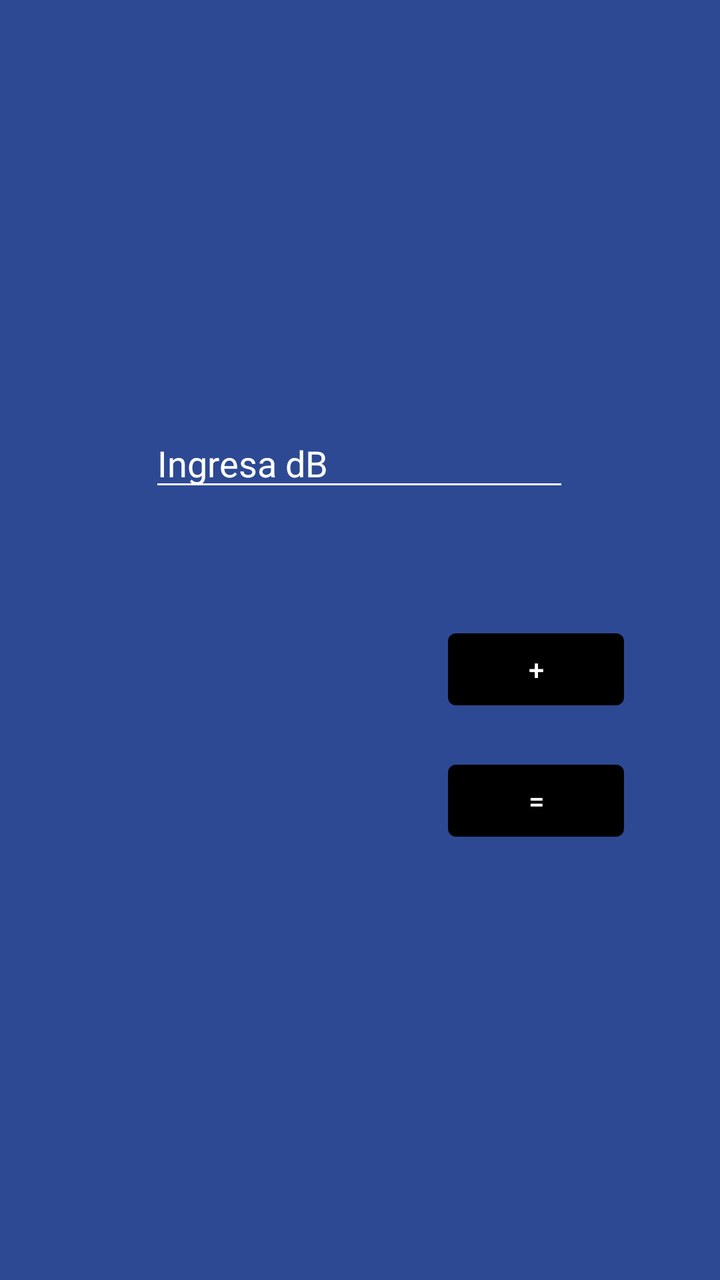
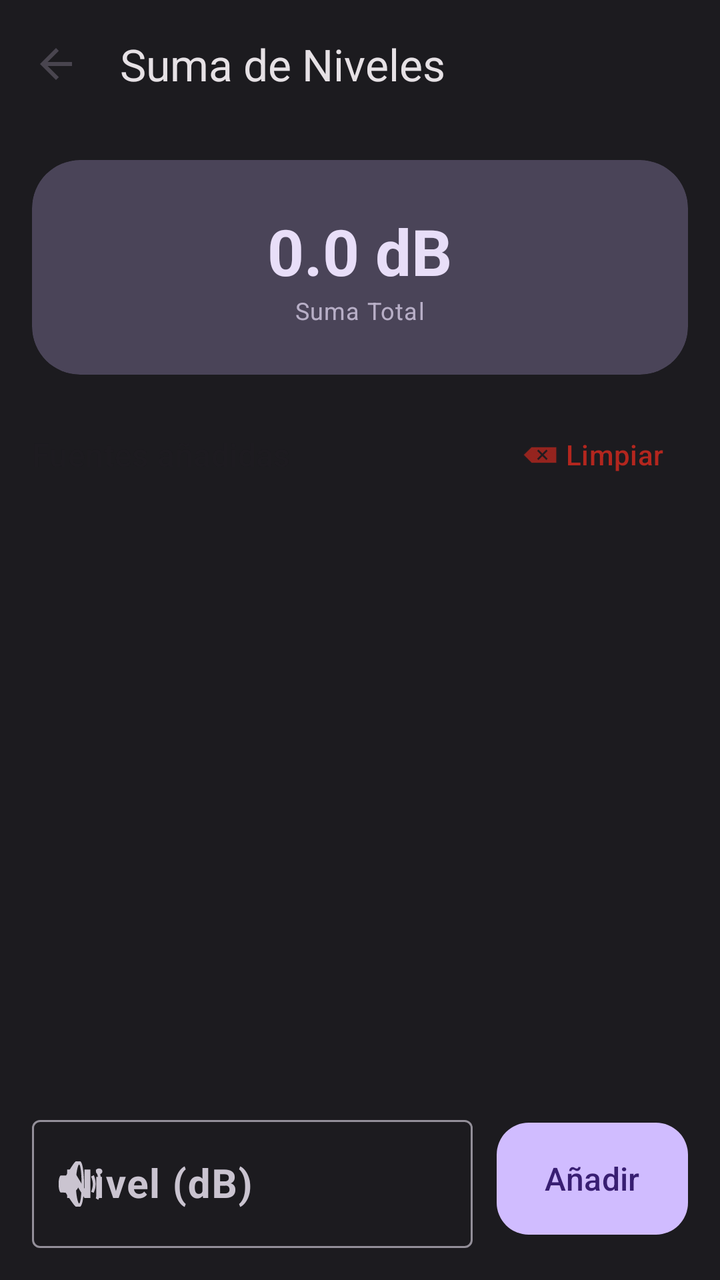

Screens rendered from an Android XML layout before and after an edit, with the pre-edit source and the edit as a unified diff.
<!-- AndroidManifest.xml: application theme Theme.SoundGuyToolkit -->
<!-- res/layout/activity_suma.xml -->
<?xml version="1.0" encoding="utf-8"?>
<androidx.constraintlayout.widget.ConstraintLayout xmlns:android="http://schemas.android.com/apk/res/android"
    xmlns:app="http://schemas.android.com/apk/res-auto"
    xmlns:tools="http://schemas.android.com/tools"
    android:layout_width="match_parent"
    android:layout_height="match_parent"
    android:background="@color/background_todo_app"
    android:onClick="sumaPas"
    tools:context=".SumaActivity">

    <Button
        android:id="@+id/btn_suma"
        android:layout_width="wrap_content"
        android:layout_height="wrap_content"
        android:layout_marginTop="60dp"
        android:onClick="onClickSuma"
        android:text="+"
        app:layout_constraintEnd_toEndOf="parent"
        app:layout_constraintHorizontal_bias="0.823"
        app:layout_constraintStart_toStartOf="parent"
        app:layout_constraintTop_toBottomOf="@+id/etx_insert_db" />

    <EditText
        android:id="@+id/etx_insert_db"
        android:layout_width="wrap_content"
        android:layout_height="wrap_content"
        android:layout_marginTop="48dp"
        android:ems="10"
        android:hint="Ingresa dB"
        android:textColorHint="@color/general_text"
        android:inputType="numberDecimal"
        android:textColor="@color/general_text"
        app:layout_constraintEnd_toEndOf="parent"
        app:layout_constraintHorizontal_bias="0.497"
        app:layout_constraintStart_toStartOf="parent"
        app:layout_constraintTop_toBottomOf="@+id/res_db" />

    <TextView
        android:id="@+id/res_db"
        android:layout_width="wrap_content"
        android:layout_height="wrap_content"
        android:layout_marginTop="116dp"
        android:textSize="34sp"
        android:textColor="@color/general_text"
        app:layout_constraintEnd_toEndOf="parent"
        app:layout_constraintHorizontal_bias="0.498"
        app:layout_constraintStart_toStartOf="parent"
        app:layout_constraintTop_toTopOf="parent" />

    <Button
        android:id="@+id/btn_res"
        android:layout_width="wrap_content"
        android:layout_height="wrap_content"
        android:onClick="onClickIgual"
        android:text="="
        app:layout_constraintBottom_toBottomOf="parent"
        app:layout_constraintEnd_toEndOf="parent"
        app:layout_constraintHorizontal_bias="0.823"
        app:layout_constraintStart_toStartOf="parent"
        app:layout_constraintTop_toBottomOf="@+id/btn_suma"
        app:layout_constraintVertical_bias="0.075" />
</androidx.constraintlayout.widget.ConstraintLayout>
<!-- resources referenced by this layout -->
<resources>
  <color name="background_todo_app">#FF2D4993</color>
  <color name="general_text">#FFFFFFFF</color>
  <style name="Theme.SoundGuyToolkit" parent="Theme.MaterialComponents.DayNight.DarkActionBar">
          <item name="colorPrimaryDark">#000000</item>
          
          <item name="colorPrimary">@color/purple_500</item>
          <item name="colorPrimaryVariant">@color/purple_700</item>
          <item name="colorOnPrimary">@color/white</item>
          
          <item name="colorSecondary">@color/teal_200</item>
          <item name="colorSecondaryVariant">@color/teal_700</item>
          <item name="colorOnSecondary">@color/black</item>
          
          <item name="android:statusBarColor">?attr/colorPrimaryVariant</item>
          
          <item name="android:textColorPrimary">#FFFFFF</item>
          <item name="android:textColorSecondary">#FFFFFF</item>
      </style>
  <color name="purple_500">#000000</color>
  <color name="purple_700">#000000</color>
  <color name="white">#FFFFFFFF</color>
  <color name="teal_200">#FF03DAC5</color>
  <color name="teal_700">#FF018786</color>
  <color name="black">#FF000000</color>
</resources>

<!-- the commit's change to res/layout/activity_suma.xml (unified diff, before → after) -->
@@ -1,62 +1,182 @@
 <?xml version="1.0" encoding="utf-8"?>
-<androidx.constraintlayout.widget.ConstraintLayout xmlns:android="http://schemas.android.com/apk/res/android"
+<androidx.coordinatorlayout.widget.CoordinatorLayout xmlns:android="http://schemas.android.com/apk/res/android"
     xmlns:app="http://schemas.android.com/apk/res-auto"
     xmlns:tools="http://schemas.android.com/tools"
     android:layout_width="match_parent"
     android:layout_height="match_parent"
-    android:background="@color/background_todo_app"
-    android:onClick="sumaPas"
+    android:background="?attr/colorSurface"
     tools:context=".SumaActivity">
 
-    <Button
-        android:id="@+id/btn_suma"
-        android:layout_width="wrap_content"
+    <com.google.android.material.appbar.AppBarLayout
+        android:layout_width="match_parent"
         android:layout_height="wrap_content"
-        android:layout_marginTop="60dp"
-        android:onClick="onClickSuma"
-        android:text="+"
-        app:layout_constraintEnd_toEndOf="parent"
-        app:layout_constraintHorizontal_bias="0.823"
-        app:layout_constraintStart_toStartOf="parent"
-        app:layout_constraintTop_toBottomOf="@+id/etx_insert_db" />
+        android:background="?attr/colorSurface">
 
-    <EditText
-        android:id="@+id/etx_insert_db"
-        android:layout_width="wrap_content"
+        <com.google.android.material.appbar.MaterialToolbar
+            android:id="@+id/toolbar"
+            android:layout_width="match_parent"
+            android:layout_height="?attr/actionBarSize"
+            app:navigationIcon="?attr/homeAsUpIndicator"
+            app:title="Suma de Niveles"
+            app:titleTextColor="?attr/colorOnSurface" />
+
+    </com.google.android.material.appbar.AppBarLayout>
+
+    <androidx.constraintlayout.widget.ConstraintLayout
+        android:layout_width="match_parent"
+        android:layout_height="match_parent"
+        android:padding="16dp"
+        app:layout_behavior="@string/appbar_scrolling_view_behavior">
+
+        <com.google.android.material.card.MaterialCardView
+            android:id="@+id/card_result"
+            style="?attr/materialCardViewFilledStyle"
+            android:layout_width="match_parent"
+            android:layout_height="wrap_content"
+            app:cardBackgroundColor="?attr/colorSecondaryContainer"
+            app:cardCornerRadius="24dp"
+            app:layout_constraintTop_toTopOf="parent">
+
+            <LinearLayout
+                android:layout_width="match_parent"
+                android:layout_height="wrap_content"
+                android:gravity="center"
+                android:orientation="vertical"
+                android:padding="24dp">
+
+                <TextView
+                    android:id="@+id/res_db"
+                    android:layout_width="wrap_content"
+                    android:layout_height="wrap_content"
+                    android:text="0.0 dB"
+                    android:textAppearance="?attr/textAppearanceHeadlineLarge"
+                    android:textColor="?attr/colorOnSecondaryContainer"
+                    android:textStyle="bold" />
+
+                <TextView
+                    android:layout_width="wrap_content"
+                    android:layout_height="wrap_content"
+                    android:text="Suma Total"
+                    android:textAppearance="?attr/textAppearanceBodySmall"
+                    android:textColor="?attr/colorOnSecondaryContainer"
+                    android:alpha="0.7" />
+
+            </LinearLayout>
+
+        </com.google.android.material.card.MaterialCardView>
+
+        <LinearLayout
+            android:id="@+id/ll_header_list"
+            android:layout_width="match_parent"
+            android:layout_height="wrap_content"
+            android:layout_marginTop="16dp"
+            android:gravity="center_vertical"
+            android:orientation="horizontal"
+            app:layout_constraintTop_toBottomOf="@id/card_result">
+
+            <TextView
+                android:layout_width="0dp"
+                android:layout_height="wrap_content"
+                android:layout_weight="1"
+                android:text="Fuentes añadidas"
+                android:textAppearance="?attr/textAppearanceTitleMedium" />
+
+            <com.google.android.material.button.MaterialButton
+                android:id="@+id/btn_clear_all"
+                style="?attr/borderlessButtonStyle"
+                android:layout_width="wrap_content"
+                android:layout_height="wrap_content"
+                android:text="Limpiar"
+                android:textColor="?attr/colorError"
+                app:icon="@android:drawable/ic_input_delete"
+                app:iconTint="?attr/colorError" />
+        </LinearLayout>
+
+        <androidx.recyclerview.widget.RecyclerView
+            android:id="@+id/rv_levels"
+            android:layout_width="match_parent"
+            android:layout_height="0dp"
+            android:layout_marginVertical="8dp"
+            app:layout_constraintBottom_toTopOf="@id/til_db"
+            app:layout_constraintTop_toBottomOf="@id/ll_header_list"
+            tools:listitem="@layout/item_db_level" />
+
+        <com.google.android.material.textfield.TextInputLayout
+            android:id="@+id/til_db"
+            style="@style/Widget.Material3.TextInputLayout.OutlinedBox"
+            android:layout_width="0dp"
+            android:layout_height="wrap_content"
+            android:layout_marginEnd="12dp"
+            android:hint="Nivel (dB)"
+            app:layout_constraintBottom_toBottomOf="parent"
+            app:layout_constraintEnd_toStartOf="@id/btn_suma"
+            app:layout_constraintStart_toStartOf="parent"
+            app:startIconDrawable="@android:drawable/ic_lock_silent_mode_off">
+
+            <com.google.android.material.textfield.TextInputEditText
+                android:id="@+id/etx_insert_db"
+                android:layout_width="match_parent"
+                android:layout_height="64dp"
+                android:imeOptions="actionDone"
+                android:inputType="numberDecimal"
+                android:textSize="20sp"
+                android:textStyle="bold" />
+
+        </com.google.android.material.textfield.TextInputLayout>
+
+        <com.google.android.material.button.MaterialButton
+            android:id="@+id/btn_suma"
+            style="@style/Widget.Material3.Button"
+            android:layout_width="wrap_content"
+            android:layout_height="64dp"
+            android:onClick="onClickSuma"
+            android:paddingHorizontal="24dp"
+            android:text="Añadir"
+            android:textSize="16sp"
+            app:cornerRadius="16dp"
+            app:layout_constraintBottom_toBottomOf="@id/til_db"
+            app:layout_constraintEnd_toEndOf="parent"
+            app:layout_constraintTop_toTopOf="@id/til_db" />
+
+    </androidx.constraintlayout.widget.ConstraintLayout>
+
+</androidx.coordinatorlayout.widget.CoordinatorLayout>
+<!-- res/layout/item_db_level.xml (included above) -->
+<?xml version="1.0" encoding="utf-8"?>
+<com.google.android.material.card.MaterialCardView xmlns:android="http://schemas.android.com/apk/res/android"
+    xmlns:app="http://schemas.android.com/apk/res-auto"
+    android:layout_width="match_parent"
+    android:layout_height="wrap_content"
+    android:layout_marginHorizontal="4dp"
+    android:layout_marginVertical="4dp"
+    app:cardCornerRadius="12dp"
+    style="?attr/materialCardViewElevatedStyle">
+
+    <LinearLayout
+        android:layout_width="match_parent"
         android:layout_height="wrap_content"
-        android:layout_marginTop="48dp"
-        android:ems="10"
-        android:hint="Ingresa dB"
-        android:textColorHint="@color/general_text"
-        android:inputType="numberDecimal"
-        android:textColor="@color/general_text"
-        app:layout_constraintEnd_toEndOf="parent"
-        app:layout_constraintHorizontal_bias="0.497"
-        app:layout_constraintStart_toStartOf="parent"
-        app:layout_constraintTop_toBottomOf="@+id/res_db" />
+        android:gravity="center_vertical"
+        android:orientation="horizontal"
+        android:padding="12dp">
 
-    <TextView
-        android:id="@+id/res_db"
-        android:layout_width="wrap_content"
-        android:layout_height="wrap_content"
-        android:layout_marginTop="116dp"
-        android:textSize="34sp"
-        android:textColor="@color/general_text"
-        app:layout_constraintEnd_toEndOf="parent"
-        app:layout_constraintHorizontal_bias="0.498"
-        app:layout_constraintStart_toStartOf="parent"
-        app:layout_constraintTop_toTopOf="parent" />
+        <TextView
+            android:id="@+id/tv_level_value"
+            android:layout_width="0dp"
+            android:layout_height="wrap_content"
+            android:layout_weight="1"
+            android:text="80.0 dB"
+            android:textAppearance="?attr/textAppearanceBodyLarge" />
 
-    <Button
-        android:id="@+id/btn_res"
-        android:layout_width="wrap_content"
-        android:layout_height="wrap_content"
-        android:onClick="onClickIgual"
-        android:text="="
-        app:layout_constraintBottom_toBottomOf="parent"
-        app:layout_constraintEnd_toEndOf="parent"
-        app:layout_constraintHorizontal_bias="0.823"
-        app:layout_constraintStart_toStartOf="parent"
-        app:layout_constraintTop_toBottomOf="@+id/btn_suma"
-        app:layout_constraintVertical_bias="0.075" />
-</androidx.constraintlayout.widget.ConstraintLayout>
+        <com.google.android.material.button.MaterialButton
+            android:id="@+id/btn_delete_level"
+            style="?attr/borderlessButtonStyle"
+            android:layout_width="48dp"
+            android:layout_height="48dp"
+            android:padding="0dp"
+            app:icon="@android:drawable/ic_menu_delete"
+            app:iconGravity="textStart"
+            app:iconPadding="0dp"
+            app:iconTint="?attr/colorError" />
+
+    </LinearLayout>
+</com.google.android.material.card.MaterialCardView>
<!-- resource entries referenced after the edit -->
@@ -1,28 +1,53 @@
 <!-- resources referenced by this layout -->
 <resources>
-  <color name="background_todo_app">#FF2D4993</color>
-  <color name="general_text">#FFFFFFFF</color>
-  <style name="Theme.SoundGuyToolkit" parent="Theme.MaterialComponents.DayNight.DarkActionBar">
-          <item name="colorPrimaryDark">#000000</item>
+  <style name="Theme.SoundGuyToolkit" parent="Theme.Material3.DayNight.NoActionBar">
           
-          <item name="colorPrimary">@color/purple_500</item>
-          <item name="colorPrimaryVariant">@color/purple_700</item>
-          <item name="colorOnPrimary">@color/white</item>
+          <item name="colorPrimary">@color/primary</item>
+          <item name="colorOnPrimary">@color/onPrimary</item>
+          <item name="colorPrimaryContainer">@color/primaryContainer</item>
+          <item name="colorOnPrimaryContainer">@color/onPrimaryContainer</item>
+  
           
-          <item name="colorSecondary">@color/teal_200</item>
-          <item name="colorSecondaryVariant">@color/teal_700</item>
-          <item name="colorOnSecondary">@color/black</item>
+          <item name="colorSecondary">@color/secondary</item>
+          <item name="colorOnSecondary">@color/onSecondary</item>
+          <item name="colorSecondaryContainer">@color/secondaryContainer</item>
+          <item name="colorOnSecondaryContainer">@color/onSecondaryContainer</item>
+  
           
-          <item name="android:statusBarColor">?attr/colorPrimaryVariant</item>
+          <item name="colorTertiary">@color/tertiary</item>
+          <item name="colorOnTertiary">@color/onTertiary</item>
+          <item name="colorTertiaryContainer">@color/tertiaryContainer</item>
+          <item name="colorOnTertiaryContainer">@color/onTertiaryContainer</item>
+  
           
-          <item name="android:textColorPrimary">#FFFFFF</item>
-          <item name="android:textColorSecondary">#FFFFFF</item>
+          <item name="android:statusBarColor">@color/background</item>
+          <item name="android:windowLightStatusBar">false</item>
+  
+          
+          <item name="android:windowBackground">@color/background</item>
+          <item name="colorSurface">@color/surface</item>
+          <item name="colorOnSurface">@color/onSurface</item>
+          <item name="colorSurfaceVariant">@color/surfaceVariant</item>
+          <item name="colorOnSurfaceVariant">@color/onSurfaceVariant</item>
+          <item name="colorOutline">@color/outline</item>
       </style>
-  <color name="purple_500">#000000</color>
-  <color name="purple_700">#000000</color>
-  <color name="white">#FFFFFFFF</color>
-  <color name="teal_200">#FF03DAC5</color>
-  <color name="teal_700">#FF018786</color>
-  <color name="black">#FF000000</color>
+  <color name="primary">#D0BCFF</color>
+  <color name="onPrimary">#381E72</color>
+  <color name="primaryContainer">#4F378B</color>
+  <color name="onPrimaryContainer">#EADDFF</color>
+  <color name="secondary">#CCC2DC</color>
+  <color name="onSecondary">#332D41</color>
+  <color name="secondaryContainer">#4A4458</color>
+  <color name="onSecondaryContainer">#E8DEF8</color>
+  <color name="tertiary">#EFB8C8</color>
+  <color name="onTertiary">#492532</color>
+  <color name="tertiaryContainer">#633B48</color>
+  <color name="onTertiaryContainer">#FFD8E4</color>
+  <color name="background">#1C1B1F</color>
+  <color name="surface">#1C1B1F</color>
+  <color name="onSurface">#E6E1E5</color>
+  <color name="surfaceVariant">#49454F</color>
+  <color name="onSurfaceVariant">#CAC4D0</color>
+  <color name="outline">#938F99</color>
 </resources>
 
